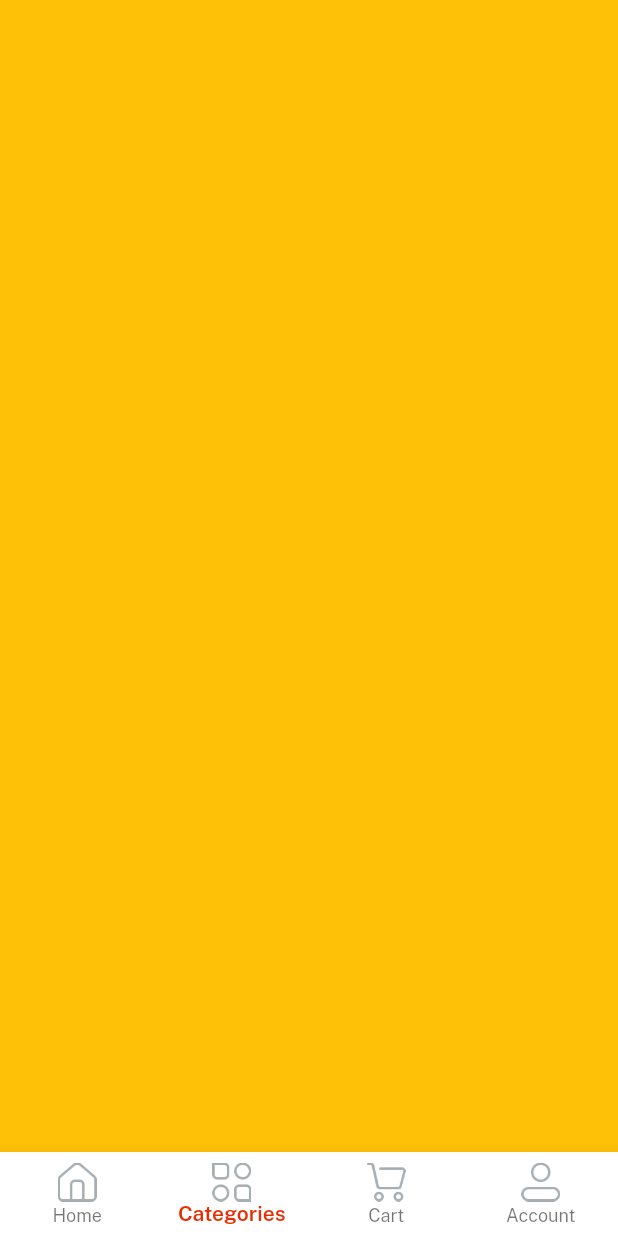
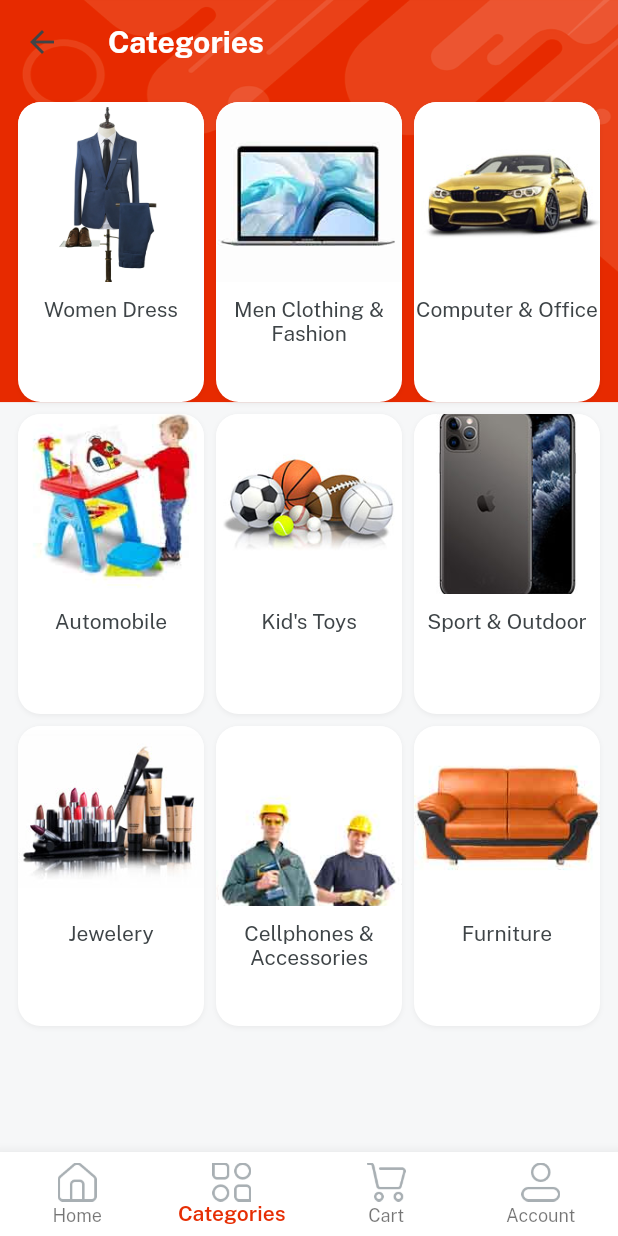
Before and after one commit to huuhuyendev/eCommerceApp, a Flutter app: the Home screen opened directly, item 2 of the bottom bar chosen, on a phone screen of 412 x 824 dp. Run offline on Flutter 3.47's test engine with Material 2 defaults, Android fonts, the phone set to English and light mode, and no system bars; our stand-ins replace get, velocity_x.

Commit message:
category screen

```diff
--- a/lib/consts/lists.dart
+++ b/lib/consts/lists.dart
@@ -2,11 +2,48 @@ import 'package:ecommerceapp/consts/consts.dart';
 
 const socialIconList = [icFacebookLogo, icGoogleLogo, icTwitterLogo];
 
-const sliderList= [imgSlider1, imgSlider2, imgSlider3, imgSlider4, ];
-const secondSliderList= [imgSs1, imgSs2,  imgSs3, imgSs4 ];
+const sliderList = [
+  imgSlider1,
+  imgSlider2,
+  imgSlider3,
+  imgSlider4,
+];
+const secondSliderList = [imgSs1, imgSs2, imgSs3, imgSs4];
 
-const  featuredImage1 = [imgS1, imgS2, imgS3];
-const  featuredImage2 = [imgS4, imgS5, imgS6];
+const featuredImage1 = [imgS1, imgS2, imgS3];
+const featuredImage2 = [imgS4, imgS5, imgS6];
 
-const featuredTitle1= [womenDress, girlsDress, girlsWatches];
-const featuredTitle2= [boysGlasses, mobilePhones, tShirts];
+const featuredTitle1 = [womenDress, girlsDress, girlsWatches];
+const featuredTitle2 = [boysGlasses, mobilePhones, tShirts];
+
+const categoriesList = [
+  womenDress,
+  menClothingFashion,
+  compAccess,
+  automobile,
+  kidToys,
+  sport,
+  jewelery,
+  cellphone,
+  furniture
+];
+const categoriesImageList = [
+  imgFc1,
+  imgFc2,
+  imgFc3,
+  imgFc4,
+  imgFc5,
+  imgFc6,
+  imgFc7,
+  imgFc8,
+  imgFc9
+];
+
+
+const itemDetailButtonList = [
+  video,
+  reviews,
+  sellerPolicy,
+  returnPolicy,
+  support
+];
--- a/lib/consts/strings.dart
+++ b/lib/consts/strings.dart
@@ -30,7 +30,7 @@ const searchAnything = "Search anything...",
     topSellers = "Top Sellers",
     brand = "Brand",
     topCategories = "Top Categories",
-    womenDress = "Womment Dress",
+    womenDress = "Women Dress",
     girlsWatches = "Girls Watches",
     mobilePhones = "Mobile Phones",
     boysGlasses = "Boys Glasses",
@@ -38,3 +38,22 @@ const searchAnything = "Search anything...",
     girlsDress = "Girls Dresses",
     featuredProducts = "Featured Products",
     featuredCategories = "Featured Categories";
+
+// Category Screen String
+const womenClothing = "Women Clothing",
+    menClothingFashion = "Men Clothing & Fashion",
+    compAccess = "Computer & Office",
+    automobile = "Automobile",
+    kidToys = "Kid's Toys",
+    sport = "Sport & Outdoor",
+    jewelery = "Jewelery",
+    cellphone = "Cellphones & Accessories",
+    furniture = "Furniture";
+
+// item details string
+const video = "Video",
+    reviews = "Reviews",
+    sellerPolicy = "Seller Policy",
+    returnPolicy = "Return Policy",
+    productsYouMayLike = "Products you may like",
+    support = "Support";
--- a/lib/main.dart
+++ b/lib/main.dart
@@ -18,7 +18,11 @@ class MyApp extends StatelessWidget {
       debugShowCheckedModeBanner: false,
       theme: ThemeData(
         scaffoldBackgroundColor: Colors.transparent,
-        appBarTheme: const AppBarTheme(backgroundColor: Colors.transparent),
+        appBarTheme: const AppBarTheme(
+          iconTheme: IconThemeData(color: darkFontGrey),
+          elevation: 0,
+          backgroundColor: Colors.transparent,
+        ),
         fontFamily: regular,
       ),
       home: const SplashScreen(),
--- a/lib/views/category_screen/category_screen.dart
+++ b/lib/views/category_screen/category_screen.dart
@@ -1,11 +1,63 @@
+import 'package:ecommerceapp/consts/consts.dart';
+import 'package:ecommerceapp/consts/lists.dart';
+import 'package:ecommerceapp/views/category_screen/category_details.dart';
+import 'package:ecommerceapp/widget_common/bg_widget.dart';
 import 'package:flutter/material.dart';
+import 'package:get/get.dart';
+
 class CategoryScreen extends StatelessWidget {
   const CategoryScreen({super.key});
 
   @override
   Widget build(BuildContext context) {
-    return Container(
-      color: Colors.amber,
+    return bgWidget(
+      child: Scaffold(
+        appBar: AppBar(
+          title: categories.text.fontFamily(bold).white.make(),
+        ),
+        body: Container(
+          padding: const EdgeInsets.all(12),
+          child: GridView.builder(
+            shrinkWrap: true,
+            itemCount: 9,
+            gridDelegate: const SliverGridDelegateWithFixedCrossAxisCount(
+              crossAxisCount: 3,
+              mainAxisSpacing: 8,
+              crossAxisSpacing: 8,
+              mainAxisExtent: 200,
+            ),
+            itemBuilder: (BuildContext context, int index) {
+              return Column(
+                children: [
+                  Image.asset(
+                    categoriesImageList[index],
+                    width: 200,
+                    height: 120,
+                    fit: BoxFit.cover,
+                  ),
+
+                  10.heightBox,
+                  categoriesList[index]
+                      .text
+                      .color(darkFontGrey)
+                      .align(TextAlign.center)
+                      .make(),
+                ],
+              )
+                  .box
+                  .white
+                  .rounded
+                  .clip(Clip.antiAlias)
+                  .outerShadowSm
+                  .make().onTap(() {
+                Get.to(() => CategoryDetails(
+                  title: categoriesList[index],
+                ));
+              }); // Bạn cần trả về phần tử tại vị trí index ở đây.
+            },
+          ),
+        ),
+      ),
     );
   }
 }
--- a/lib/views/home_screen/home_screen.dart
+++ b/lib/views/home_screen/home_screen.dart
@@ -160,6 +160,7 @@ class HomeScreen extends StatelessWidget {
                               children: List.generate(
                                   6,
                                   (index) => Column(
+                                    crossAxisAlignment: CrossAxisAlignment.start,
                                         children: [
                                           Image.asset(
                                             imgP1,
@@ -245,6 +246,7 @@ class HomeScreen extends StatelessWidget {
                               .fontFamily(semibold)
                               .color(redColor)
                               .make(),
+                          10.heightBox,
                         ],
                       )
                           .box
```
Also changed, not shown: lib/views/category_screen/category_details.dart (added, +100 -0 lines), lib/views/category_screen/item_details.dart (added, +268 -0 lines), 1 other file.
